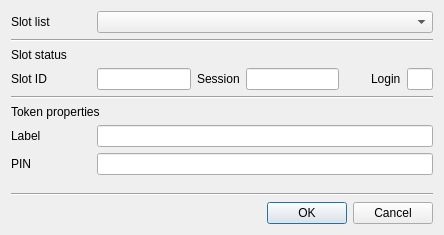
Before: the Qt Designer form CryptokiMan/init_token_dlg.ui in jykim74/CryptokiMan, drawn with Qt 5.
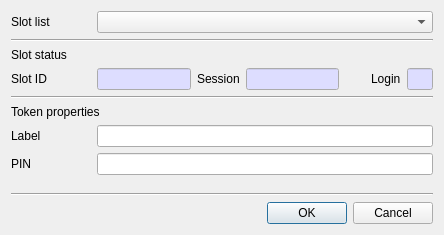
After: the same form once the commit is applied.

Commit message: Read Only 입력창 색지정

```diff
--- a/CryptokiMan/init_token_dlg.ui
+++ b/CryptokiMan/init_token_dlg.ui
@@ -91,6 +91,46 @@
          <height>16777215</height>
         </size>
        </property>
+       <property name="palette">
+        <palette>
+         <active>
+          <colorrole role="Base">
+           <brush brushstyle="SolidPattern">
+            <color alpha="255">
+             <red>221</red>
+             <green>221</green>
+             <blue>255</blue>
+            </color>
+           </brush>
+          </colorrole>
+         </active>
+         <inactive>
+          <colorrole role="Base">
+           <brush brushstyle="SolidPattern">
+            <color alpha="255">
+             <red>221</red>
+             <green>221</green>
+             <blue>255</blue>
+            </color>
+           </brush>
+          </colorrole>
+         </inactive>
+         <disabled>
+          <colorrole role="Base">
+           <brush brushstyle="SolidPattern">
+            <color alpha="255">
+             <red>240</red>
+             <green>240</green>
+             <blue>240</blue>
+            </color>
+           </brush>
+          </colorrole>
+         </disabled>
+        </palette>
+       </property>
+       <property name="readOnly">
+        <bool>true</bool>
+       </property>
       </widget>
      </item>
      <item row="0" column="1">
@@ -101,6 +141,46 @@
          <height>0</height>
         </size>
        </property>
+       <property name="palette">
+        <palette>
+         <active>
+          <colorrole role="Base">
+           <brush brushstyle="SolidPattern">
+            <color alpha="255">
+             <red>221</red>
+             <green>221</green>
+             <blue>255</blue>
+            </color>
+           </brush>
+          </colorrole>
+         </active>
+         <inactive>
+          <colorrole role="Base">
+           <brush brushstyle="SolidPattern">
+            <color alpha="255">
+             <red>221</red>
+             <green>221</green>
+             <blue>255</blue>
+            </color>
+           </brush>
+          </colorrole>
+         </inactive>
+         <disabled>
+          <colorrole role="Base">
+           <brush brushstyle="SolidPattern">
+            <color alpha="255">
+             <red>240</red>
+             <green>240</green>
+             <blue>240</blue>
+            </color>
+           </brush>
+          </colorrole>
+         </disabled>
+        </palette>
+       </property>
+       <property name="readOnly">
+        <bool>true</bool>
+       </property>
       </widget>
      </item>
      <item row="0" column="3">
@@ -111,6 +191,46 @@
          <height>0</height>
         </size>
        </property>
+       <property name="palette">
+        <palette>
+         <active>
+          <colorrole role="Base">
+           <brush brushstyle="SolidPattern">
+            <color alpha="255">
+             <red>221</red>
+             <green>221</green>
+             <blue>255</blue>
+            </color>
+           </brush>
+          </colorrole>
+         </active>
+         <inactive>
+          <colorrole role="Base">
+           <brush brushstyle="SolidPattern">
+            <color alpha="255">
+             <red>221</red>
+             <green>221</green>
+             <blue>255</blue>
+            </color>
+           </brush>
+          </colorrole>
+         </inactive>
+         <disabled>
+          <colorrole role="Base">
+           <brush brushstyle="SolidPattern">
+            <color alpha="255">
+             <red>240</red>
+             <green>240</green>
+             <blue>240</blue>
+            </color>
+           </brush>
+          </colorrole>
+         </disabled>
+        </palette>
+       </property>
+       <property name="readOnly">
+        <bool>true</bool>
+       </property>
       </widget>
      </item>
      <item row="0" column="5">
```
The commit also changes 22 other files.
